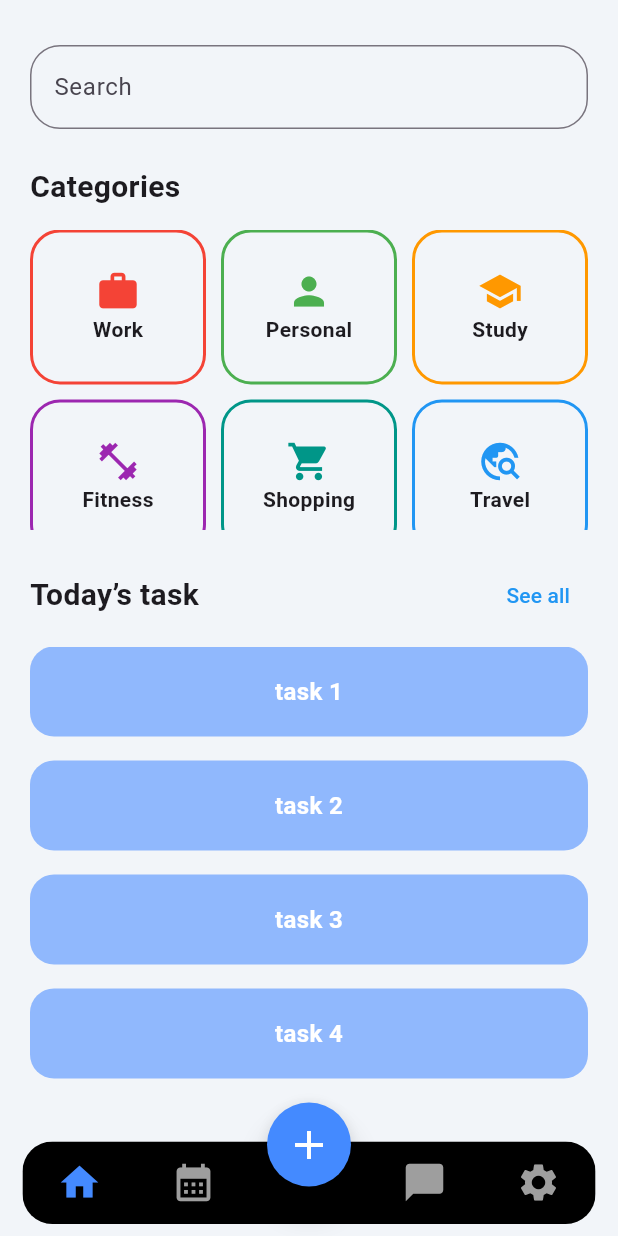
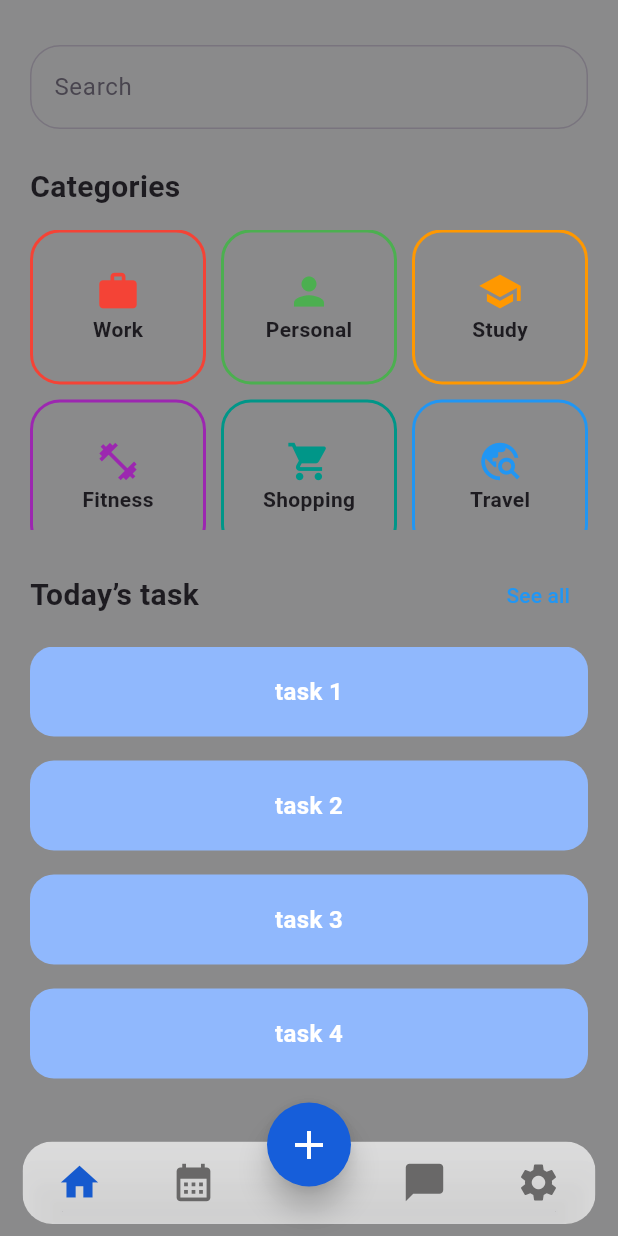
Before and after one commit to dev-shaon/TO-DO, a Flutter app: the BotomHome screen opened directly, on a phone screen of 412 x 824 dp. Run offline on Flutter 3.47's test engine with Material 3 defaults, Android fonts, the phone set to English and light mode, and no system bars; our stand-ins replace font_awesome_flutter.

Commit message:
Update some code

```diff
--- a/lib/Screens/Botom_Home.dart
+++ b/lib/Screens/Botom_Home.dart
@@ -34,15 +34,14 @@ class _BotomHomeState extends State<BotomHome> {
   @override
   Widget build(BuildContext context) {
     return Scaffold(
-      backgroundColor: const Color(0xffF2F5F9),
+      backgroundColor:Color.fromARGB(221, 120, 120, 121),
 
-      // 🔹 Body changes based on bottomNavIndex
       body: SafeArea(child: screens[bottomNavIndex]),
 
       floatingActionButton: Transform.translate(
         offset: const Offset(0, 10),
         child: FloatingActionButton(
-          backgroundColor: Colors.blueAccent,
+          backgroundColor: const Color.fromARGB(255, 22, 94, 218),
           onPressed: () {
             print("Floating Button Pressed");
           },
@@ -62,7 +61,7 @@ class _BotomHomeState extends State<BotomHome> {
           borderRadius: BorderRadius.circular(20),
           child: Material(
             elevation: 10,
-            color: Colors.black,
+            color: Colors.white70,
             child: SizedBox(
               height: 55,
               child: Row(
@@ -94,7 +93,7 @@ class _BotomHomeState extends State<BotomHome> {
       icon: Icon(
         icon,
         size: 30,
-        color: isSelected ? Colors.blueAccent : Colors.grey,
+        color: isSelected ? const Color.fromARGB(255, 22, 90, 206) : const Color.fromARGB(255, 105, 104, 104),
       ),
     );
   }
--- a/lib/Screens/Home_Screen.dart
+++ b/lib/Screens/Home_Screen.dart
@@ -11,11 +11,7 @@ class HomeScreen extends StatelessWidget {
       {"icon": Icons.work, "label": "Work", "color": Colors.red},
       {"icon": Icons.person, "label": "Personal", "color": Colors.green},
       {"icon": Icons.school, "label": "Study", "color": Colors.orange},
-      {
-        "icon": Icons.fitness_center,
-        "label": "Fitness",
-        "color": Colors.purple,
-      },
+      {"icon": Icons.fitness_center,"label": "Fitness","color": Colors.purple,},
       {"icon": Icons.shopping_cart, "label": "Shopping", "color": Colors.teal},
       {"icon": Icons.travel_explore, "label": "Travel", "color": Colors.blue},
     ];
@@ -27,7 +23,7 @@ class HomeScreen extends StatelessWidget {
         children: [
           const SizedBox(height: 10),
 
-          // 🔹 Search bar
+          // Search bar
           TextField(
             decoration: InputDecoration(
               hintText: "Search",
@@ -39,14 +35,13 @@ class HomeScreen extends StatelessWidget {
 
           const SizedBox(height: 24),
 
-          // 🔹 Categories title
           const Text(
             "Categories",
             style: TextStyle(fontWeight: FontWeight.bold, fontSize: 20),
           ),
           const SizedBox(height: 14),
 
-          // 🔹 Categories Grid
+          // Categories GridView
           SizedBox(
             height: 200,
             child: GridView.builder(
@@ -63,8 +58,8 @@ class HomeScreen extends StatelessWidget {
                   decoration: BoxDecoration(
                     borderRadius: BorderRadius.circular(20),
                     border: Border.all(
+                      width: 2,
                       color: categories[index]["color"],
-                      width: 2,
                     ),
                   ),
                   child: Column(
@@ -88,7 +83,6 @@ class HomeScreen extends StatelessWidget {
 
           const SizedBox(height: 20),
 
-          // 🔹 Today's task header
           Row(
             mainAxisAlignment: MainAxisAlignment.spaceBetween,
             children: [
@@ -108,11 +102,11 @@ class HomeScreen extends StatelessWidget {
 
           const SizedBox(height: 10),
 
-          // 🔹 Task list
+          //today Task list
           Expanded(
             child: ListView.separated(
               padding: const EdgeInsets.only(bottom: 16),
-              itemCount: 10, // যত খুশি
+              itemCount: 6,
               separatorBuilder: (_, __) => const SizedBox(height: 16),
               itemBuilder: (context, index) {
                 return Container(
```
